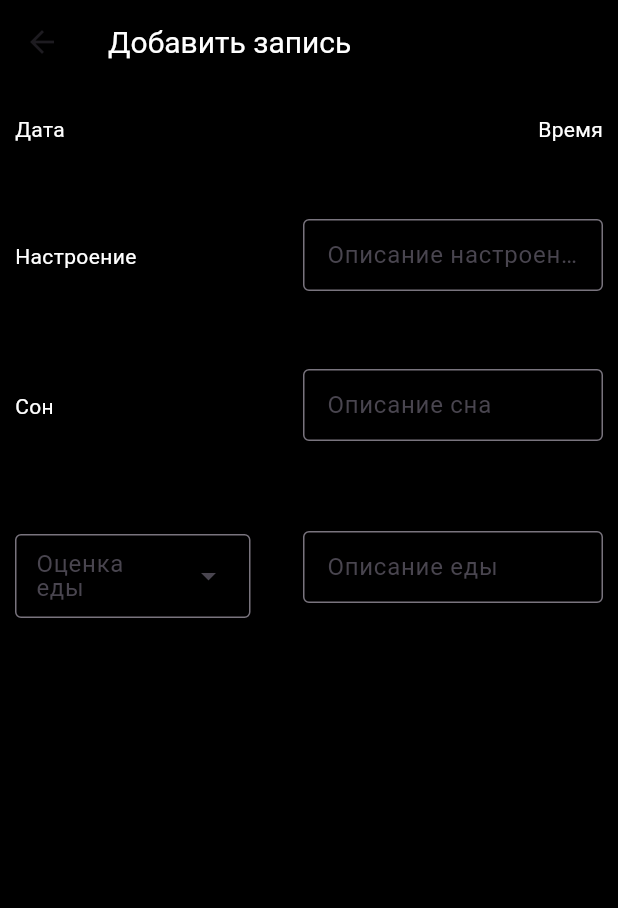
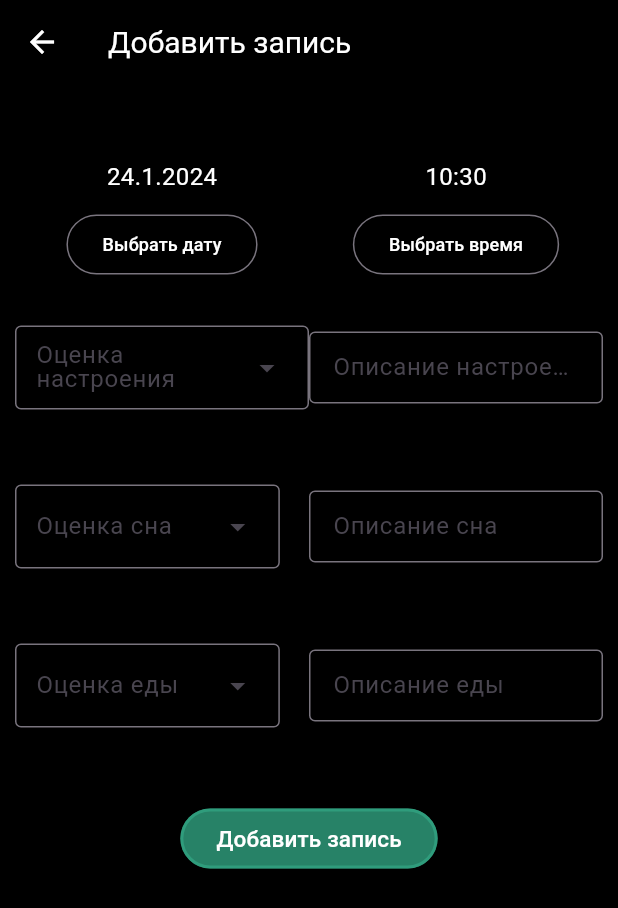
Before and after one commit to MipzZz/daylio_clone, a Flutter app: the screen it shows after launch, after a tap on the "add" icon, on a phone screen of 412 x 824 dp. Shown: the top 908 px of the screen. Run offline on Flutter 3.47's test engine with Material 3 defaults, Android fonts, the phone set to English and light mode, and no system bars.

Commit message:
Создал первые модели настроения, сна, еды. Небольшой виджет со статистикой. Внес правки во все файлы верстки.
Планирую начинать уже как-то связывать приложение с бд

```diff
--- /dev/null
+++ b/lib/src/core/presentation/assets/text/app_text_style.dart
@@ -0,0 +1,17 @@
+import 'package:flutter/cupertino.dart';
+
+enum AppTextStyleEnum {
+  statisticText(
+    TextStyle(fontWeight: FontWeight.bold, fontSize: 20),
+  ),
+  addNoteText(TextStyle(
+    fontSize: 20,
+  )),
+  addNoteHintText(TextStyle(
+    fontSize: 15,
+  ));
+
+  const AppTextStyleEnum(this.style);
+
+  final TextStyle style;
+}
--- /dev/null
+++ b/lib/src/core/presentation/assets/text/app_text_style_abstract_class.dart
@@ -0,0 +1,5 @@
+import 'package:flutter/material.dart';
+
+abstract class AppTextStyle {
+  static const TextStyle statisticText = TextStyle(fontWeight: FontWeight.bold, fontSize: 20);
+}
--- a/lib/src/features/app/presentation/view/app_view.dart
+++ b/lib/src/features/app/presentation/view/app_view.dart
@@ -1,9 +1,10 @@
 import 'package:daylio_clone/src/core/presentation/assets/colors/app_colors.dart';
-import 'package:daylio_clone/src/widgets/main_screen/main_screen_widget.dart';
 import 'package:flutter/material.dart';
 
-import '../../../../widgets/add_note/add_note_widget.dart';
-import '../../../../widgets/notes_details/note_details_widget.dart';
+import '../../../sample_feature/presentation/add_note/add_note_widget.dart';
+import '../../../sample_feature/presentation/main_screen/main_screen_widget.dart';
+import '../../../sample_feature/presentation/notes_details/note_details_widget.dart';
+
 
 class AppView extends StatelessWidget {
   const AppView({super.key});
@@ -12,7 +13,20 @@ class AppView extends StatelessWidget {
   Widget build(BuildContext context) {
     return MaterialApp(
       theme: ThemeData(
+        datePickerTheme: const DatePickerThemeData(
+          backgroundColor: AppColors.background,
+          rangePickerHeaderForegroundColor: AppColors.mainTextColor,
+          weekdayStyle: TextStyle(color: AppColors.mainTextColor),
+          headerForegroundColor: AppColors.mainTextColor,
+          dayForegroundColor: MaterialStatePropertyAll(AppColors.mainTextColor),
+          yearForegroundColor: MaterialStatePropertyAll(AppColors.mainTextColor),
+          todayForegroundColor: MaterialStatePropertyAll(AppColors.mainTextColor),
+        ),
+        timePickerTheme: const TimePickerThemeData(
+          backgroundColor: AppColors.background,
+        ),
         appBarTheme: const AppBarTheme(
+          foregroundColor: AppColors.mainTextColor,
           backgroundColor: AppColors.background,
           titleTextStyle:
               TextStyle(color: AppColors.mainTextColor, fontSize: 20),
--- /dev/null
+++ b/lib/src/features/sample_feature/domain/entities/food/food_model.dart
@@ -0,0 +1,11 @@
+import 'package:flutter/material.dart';
+
+class FoodModel{
+  final int id;
+  final Icon icon;
+  final Color color;
+  final int grade;
+  final String desc;
+
+  FoodModel({required this.id, required this.grade,required this.icon, required this.color, required this.desc});
+}
--- /dev/null
+++ b/lib/src/features/sample_feature/domain/entities/mood/mood_model.dart
@@ -0,0 +1,11 @@
+import 'package:flutter/material.dart';
+
+class MoodModel{
+  final int id;
+  final Icon icon;
+  final Color color;
+  final int grade;
+  final String desc;
+
+  MoodModel({required this.id, required this.grade,required this.icon, required this.color, required this.desc});
+}
--- /dev/null
+++ b/lib/src/features/sample_feature/domain/entities/sleep/sleep_model.dart
@@ -0,0 +1,11 @@
+import 'package:flutter/material.dart';
+
+class SleepModel{
+  final int id;
+  final Icon icon;
+  final Color color;
+  final int grade;
+  final String desc;
+
+  SleepModel({required this.id, required this.grade,required this.icon, required this.color, required this.desc});
+}
--- /dev/null
+++ b/lib/src/features/sample_feature/presentation/add_note/add_note_widget.dart
@@ -0,0 +1,296 @@
+import 'package:daylio_clone/src/core/presentation/assets/colors/app_colors.dart';
+import 'package:flutter/material.dart';
+
+class AddNoteWidget extends StatefulWidget {
+  const AddNoteWidget({super.key});
+
+  @override
+  State<AddNoteWidget> createState() => _AddNoteWidgetState();
+}
+
+class _AddNoteWidgetState extends State<AddNoteWidget> {
+  @override
+  Widget build(BuildContext context) {
+    return Scaffold(
+      appBar: AppBar(
+        title: const Text('Добавить запись'),
+      ),
+      body: Padding(
+        padding: EdgeInsets.symmetric(horizontal: 10, vertical: 50),
+        child: Column(
+          mainAxisSize: MainAxisSize.min,
+          children: [
+            DateNTimeRow(),
+            SizedBox(height: 30),
+            MoodRow(),
+            SizedBox(height: 50),
+            SleepRow(),
+            SizedBox(height: 50),
+            FoodRow(),
+            SizedBox(height: 50),
+            OutlinedButton(
+              style: ButtonStyle(
+                  backgroundColor:
+                      MaterialStateProperty.all<Color>(AppColors.mainGreen),
+                  foregroundColor:
+                      MaterialStateProperty.all<Color>(Colors.white),
+                  side: MaterialStateProperty.all<BorderSide>(
+                    const BorderSide(color: AppColors.mainGreen, width: 2),
+                  )),
+              onPressed: () {},
+              child:
+                  const Text('Добавить запись', style: TextStyle(fontSize: 15)),
+            ),
+          ],
+        ),
+      ),
+    );
+  }
+}
+
+class DateNTimeRow extends StatelessWidget {
+  const DateNTimeRow({
+    super.key,
+  });
+
+  @override
+  Widget build(BuildContext context) {
+    return const Row(
+      mainAxisSize: MainAxisSize.min,
+      children: [
+        Expanded(child: DatePickerWidget()),
+        Expanded(child: TimePickerWidget()),
+      ],
+    );
+  }
+}
+
+class TimePickerWidget extends StatefulWidget {
+  const TimePickerWidget({
+    super.key,
+  });
+
+  @override
+  State<TimePickerWidget> createState() => _TimePickerWidgetState();
+}
+
+class _TimePickerWidgetState extends State<TimePickerWidget> {
+  TimeOfDay selectedTime = TimeOfDay.now();
+
+  void setTime() async {
+    final TimeOfDay? timeOfDay = await showTimePicker(
+        context: context,
+        initialTime: selectedTime,
+        initialEntryMode: TimePickerEntryMode.dial,
+        builder: (BuildContext context, Widget? child) {
+          return MediaQuery(
+            data: MediaQuery.of(context).copyWith(alwaysUse24HourFormat: true),
+            child: child!,
+          );
+        });
+    if (timeOfDay != null) {
+      setState(() {
+        selectedTime = timeOfDay;
+      });
+    }
+  }
+
+  @override
+  Widget build(BuildContext context) {
+    return Column(
+      mainAxisSize: MainAxisSize.min,
+      children: [
+        Text(
+          '${selectedTime.hour}:${selectedTime.minute}',
+          style: const TextStyle(fontSize: 16),
+        ),
+        const SizedBox(height: 10),
+        OutlinedButton(
+          style: ButtonStyle(
+            backgroundColor: MaterialStateProperty.all<Color>(Colors.black45),
+            foregroundColor: MaterialStateProperty.all<Color>(Colors.white),
+          ),
+          onPressed: setTime,
+          child: const Text(
+            'Выбрать время',
+            style: TextStyle(fontSize: 12),
+          ),
+        )
+      ],
+    );
+  }
+}
+
+class DatePickerWidget extends StatefulWidget {
+  const DatePickerWidget({
+    super.key,
+  });
+
+  @override
+  State<DatePickerWidget> createState() => _DatePickerWidgetState();
+}
+
+class _DatePickerWidgetState extends State<DatePickerWidget> {
+  DateTime selectedDate = DateTime.now();
+
+  void selectDate() async {
+    final DateTime? date = await showDatePicker(
+      context: context,
+      initialDate: selectedDate,
+      firstDate: DateTime(2022),
+      lastDate: DateTime(2030),
+    );
+    if (date != null) {
+      setState(() {
+        selectedDate = date;
+      });
+    }
+  }
+
+  @override
+  Widget build(BuildContext context) {
+    return Column(
+      mainAxisSize: MainAxisSize.min,
+      children: [
+        Text(
+          '${selectedDate.day}.${selectedDate.month}.${selectedDate.year}',
+          style: const TextStyle(fontSize: 16),
+        ),
+        const SizedBox(height: 10),
+        OutlinedButton(
+          style: ButtonStyle(
+            backgroundColor: MaterialStateProperty.all<Color>(Colors.black45),
+            foregroundColor: MaterialStateProperty.all<Color>(Colors.white),
+          ),
+          onPressed: selectDate,
+          child: const Text(
+            'Выбрать дату',
+            style: TextStyle(fontSize: 12),
+          ),
+        ),
+      ],
+    );
+  }
+}
+
+class MoodRow extends StatelessWidget {
+  const MoodRow({
+    super.key,
+  });
+
+  @override
+  Widget build(BuildContext context) {
+    return const Row(
+      mainAxisSize: MainAxisSize.min,
+      children: [
+        Expanded(
+            child: DropdownMenuWidget(
+          labelText: 'Оценка настроения',
+        )),
+        Expanded(
+          child: TextField(
+            maxLines: 1,
+            decoration: InputDecoration(
+              border: OutlineInputBorder(),
+              labelText: 'Описание настроения',
+            ),
+            style: TextStyle(fontSize: 10),
+          ),
+        ),
+      ],
+    );
+  }
+}
+
+class SleepRow extends StatelessWidget {
+  const SleepRow({
+    super.key,
+  });
+
+  @override
+  Widget build(BuildContext context) {
+    return const Row(
+      mainAxisSize: MainAxisSize.min,
+      children: [
+        Expanded(
+          child: DropdownMenuWidget(
+            labelText: 'Оценка сна',
+          ),
+        ),
+        Expanded(
+          child: TextField(
+            maxLines: 1,
+            decoration: InputDecoration(
+              border: OutlineInputBorder(),
+              labelText: 'Описание сна',
+            ),
+            style: TextStyle(fontSize: 10),
+          ),
+        ),
+      ],
+    );
+  }
+}
+
+class FoodRow extends StatelessWidget {
+  const FoodRow({super.key});
+
+  @override
+  Widget build(BuildContext context) {
+    return const Row(
+      mainAxisSize: MainAxisSize.min,
+      children: [
+        Expanded(
+          child: DropdownMenuWidget(
+            labelText: 'Оценка еды',
+          ),
+        ),
+        Expanded(
+          child: TextField(
+            maxLines: 1,
+            decoration: InputDecoration(
+              border: OutlineInputBorder(),
+              labelText: 'Описание еды',
+            ),
+            style: TextStyle(fontSize: 10),
+          ),
+        ),
+      ],
+    );
+  }
+}
+
+class DropdownMenuWidget extends StatelessWidget {
+  final String labelText;
+
+  const DropdownMenuWidget({super.key, required this.labelText});
+
+  @override
+  Widget build(BuildContext context) {
+    return DropdownMenu(
+        inputDecorationTheme: const InputDecorationTheme(
+          contentPadding: EdgeInsets.symmetric(horizontal: 10, vertical: 5),
+          border: OutlineInputBorder(),
+        ),
+        label: Text(labelText),
+        textStyle: const TextStyle(fontSize: 15),
+        dropdownMenuEntries: const [
+          DropdownMenuEntry(
+            value: 1,
+            label: 'Отлично',
+          ),
+          DropdownMenuEntry(
+            value: 2,
+            label: 'Хорошо',
+          ),
+          DropdownMenuEntry(
+            value: 3,
+            label: 'Нормально',
+          ),
+          DropdownMenuEntry(
+            value: 4,
+            label: 'Плохо',
+          )
+        ]);
+  }
+}
--- a/lib/src/widgets/main_screen/main_screen_widget.dart
+++ b/lib/src/features/sample_feature/presentation/main_screen/main_screen_widget.dart
@@ -1,9 +1,10 @@
 import 'package:daylio_clone/src/core/presentation/assets/colors/app_colors.dart';
-import 'package:daylio_clone/src/widgets/notes/notes_widget.dart';
 import 'package:flutter/material.dart';
 import 'package:intl/intl.dart';
 
 import '../more/more_widget.dart';
+import '../notes/notes_widget.dart';
+import '../statistic/statistic_widget.dart';
 
 class MainScreenWidget extends StatefulWidget {
   const MainScreenWidget({super.key});
@@ -17,7 +18,7 @@ class _MainScreenWidgetState extends State<MainScreenWidget> {
 
   final List<Widget> _tabs = [
     const NotesWidget(),
-    const Text('Статистика'),
+    const StatisticWidget(),
     const MoreWidget(),
   ];
 
--- /dev/null
+++ b/lib/src/features/sample_feature/presentation/statistic/statistic_widget.dart
@@ -0,0 +1,35 @@
+import 'package:daylio_clone/src/core/presentation/assets/colors/app_colors.dart';
+import 'package:daylio_clone/src/core/presentation/assets/text/app_text_style.dart';
+import 'package:daylio_clone/src/core/presentation/assets/text/app_text_style_abstract_class.dart';
+import 'package:flutter/material.dart';
+
+class StatisticWidget extends StatelessWidget {
+  const StatisticWidget({super.key});
+
+  @override
+  Widget build(BuildContext context) {
+    return const Padding(
+      padding: EdgeInsets.all(10.0),
+      child: Card(
+        color: AppColors.listBackground,
+        child: Padding(
+          padding: EdgeInsets.all(8.0),
+          child: Column(
+            mainAxisSize: MainAxisSize.min,
+            crossAxisAlignment: CrossAxisAlignment.start,
+            children: [
+              FittedBox(
+                child: Text('Статистика настроения', style: TextStyle(fontWeight: FontWeight.bold, fontSize: 50),),
+              ),
+              SizedBox(height: 10),
+              Text('Отлично: 5', style: AppTextStyle.statisticText,),
+              Text('Хорошо: 6', style: AppTextStyle.statisticText,),
+              Text('Нормально: 1', style: AppTextStyle.statisticText,),
+              Text('Плохо: 2', style: AppTextStyle.statisticText,),
+            ],
+          ),
+        ),
+      ),
+    );
+  }
+}
--- a/lib/src/widgets/add_note/add_note_widget.dart
+++ /dev/null
@@ -1,173 +0,0 @@
-import 'package:flutter/material.dart';
-
-class AddNoteWidget extends StatefulWidget {
-  const AddNoteWidget({super.key});
-
-  @override
-  State<AddNoteWidget> createState() => _AddNoteWidgetState();
-}
-
-class _AddNoteWidgetState extends State<AddNoteWidget> {
-  @override
-  Widget build(BuildContext context) {
-    return Scaffold(
-      appBar: AppBar(
-        title: const Text('Добавить запись'),
-      ),
-      body: const Padding(
-        padding: EdgeInsets.symmetric(horizontal: 10, vertical: 20),
-        child: Column(
-          mainAxisSize: MainAxisSize.min,
-          children: [
-            DateNTimeRow(),
-            SizedBox(height: 50),
-            MoodRow(),
-            SizedBox(height: 50),
-            SleepRow(),
-            SizedBox(height: 50),
-            FoodRow(),
-          ],
-        ),
-      ),
-    );
-  }
-}
-
-class FoodRow extends StatelessWidget {
-   const FoodRow({
-    super.key,
-  });
-
-
-  @override
-  Widget build(BuildContext context) {
-    return const Row(
-      mainAxisSize: MainAxisSize.min,
-      children: [
-        Column(
-          mainAxisSize: MainAxisSize.min,
-          children: [
-            SizedBox(height: 10),
-            DropdownMenu(
-              width: 157,
-              inputDecorationTheme: InputDecorationTheme(
-                contentPadding: EdgeInsets.symmetric(horizontal: 10, vertical: 5),
-                border: OutlineInputBorder(),
-              ),
-              label: Text('Оценка еды'),
-              textStyle: TextStyle(fontSize: 15),
-                dropdownMenuEntries: [
-                  DropdownMenuEntry(
-                    value: 1,
-                    label: 'Отлично',
-                  ),
-                  DropdownMenuEntry(
-                    value: 2,
-                    label: 'Хорошо',
-                  ),
-                  DropdownMenuEntry(
-                    value: 3,
-                    label: 'Нормально',
-                  ),
-                  DropdownMenuEntry(
-                    value: 4,
-                    label: 'Плохо',
-                  )
-                ]
-            ),
-          ],
-        ),
-
-        Spacer(),
-        SizedBox(
-          width: 200,
-          height: 50,
-          child: TextField(
-            maxLines: 1,
-            decoration: InputDecoration(
-              border: OutlineInputBorder(),
-              labelText: 'Описание еды',
-            ),
-            style: TextStyle(fontSize: 10),
-          ),
-        ),
-      ],
-    );
-  }
-}
-
-class SleepRow extends StatelessWidget {
-  const SleepRow({
-    super.key,
-  });
-
-  @override
-  Widget build(BuildContext context) {
-    return const Row(
-      mainAxisSize: MainAxisSize.min,
-      children: [
-        Text('Сон'),
-        Spacer(),
-        SizedBox(
-          width: 200,
-          height: 50,
-          child: TextField(
-            maxLines: 1,
-            decoration: InputDecoration(
-              border: OutlineInputBorder(),
-              labelText: 'Описание сна',
-            ),
-            style: TextStyle(fontSize: 10),
-          ),
-        ),
-      ],
-    );
-  }
-}
-
-class MoodRow extends StatelessWidget {
-  const MoodRow({
-    super.key,
-  });
-
-  @override
-  Widget build(BuildContext context) {
-    return const Row(
-      mainAxisSize: MainAxisSize.min,
-      children: [
-        Text('Настроение'),
-        Spacer(),
-        SizedBox(
-          width: 200,
-          height: 50,
-          child: TextField(
-            maxLines: 1,
-            decoration: InputDecoration(
-              border: OutlineInputBorder(),
-              labelText: 'Описание настроения',
-            ),
-            style: TextStyle(fontSize: 10),
-          ),
-        ),
-      ],
-    );
-  }
-}
-
-class DateNTimeRow extends StatelessWidget {
-  const DateNTimeRow({
-    super.key,
-  });
-
-  @override
-  Widget build(BuildContext context) {
-    return const Row(
-      mainAxisSize: MainAxisSize.min,
-      children: [
-        Text('Дата'),
-        Spacer(),
-        Text('Время'),
-      ],
-    );
-  }
-}
```
Also changed, not shown: lib/src/features/sample_feature/presentation/more/more_widget.dart (renamed from lib/src/widgets/more/more_widget.dart), lib/src/features/sample_feature/presentation/notes/notes_widget.dart (renamed from lib/src/widgets/notes/notes_widget.dart), lib/src/features/sample_feature/presentation/notes_details/note_details_widget.dart (renamed from lib/src/widgets/notes_details/note_details_widget.dart).
